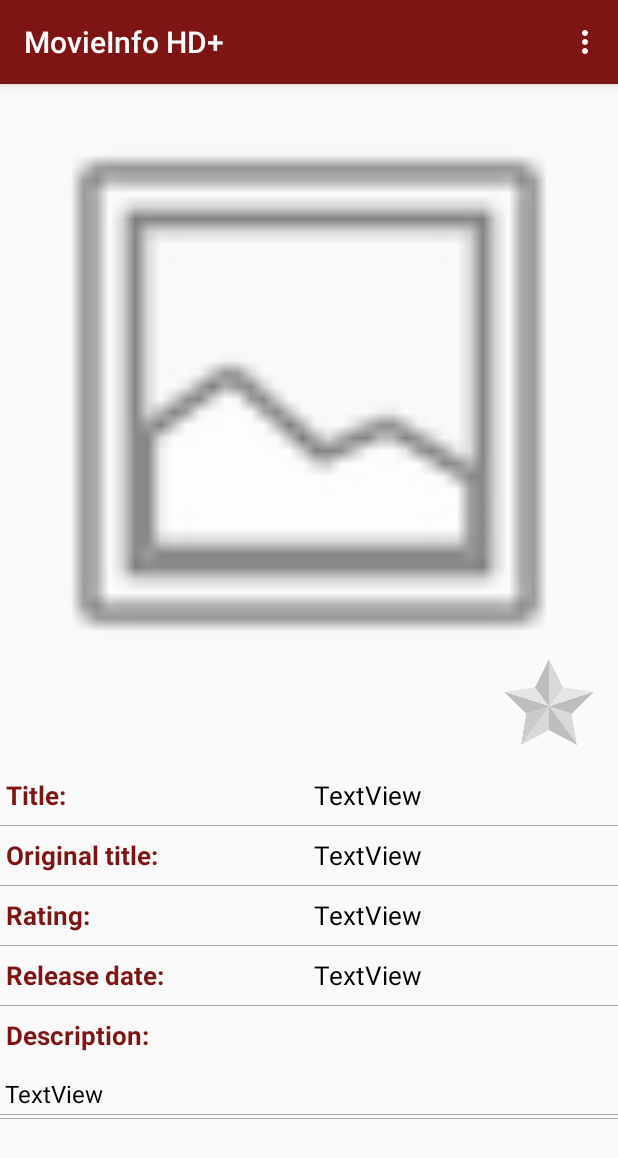
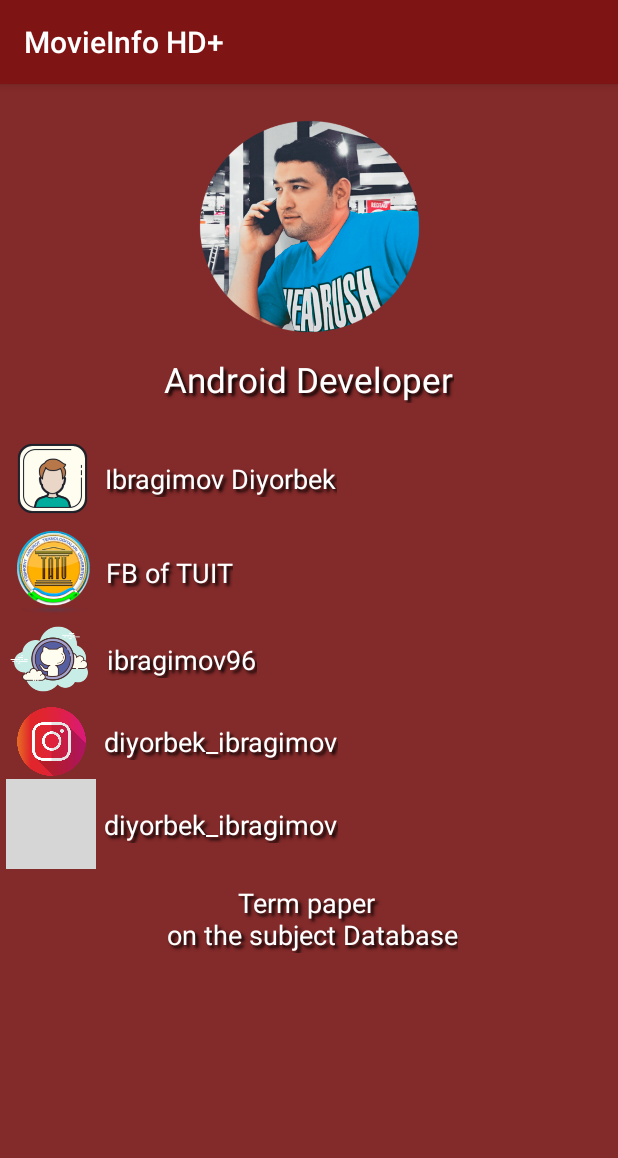
Before and after one commit to ibragimov96/MovieInfoTestApp, an Android app: the DetailActivity screen opened directly, with no data from a screen before it, in the options menu, after a tap on "About developer", on a phone screen of 412 x 824 dp. Shown: the top 1158 px of the screen. Run offline under Robolectric (Android 15) with nearby library versions, the phone set to English and light mode, and no system bars; our stand-ins replace Picasso, Room's generated code; pictures from the network do not load; Roboto replaces fonts that are not available here; 10 statements that could not run were skipped; grey boxes are pictures that could not be loaded.

Commit message:
Bug fixed in movie_info and activity_main russian language / TextView fixed in movie_info / Favourite Activity bug fixed / Added: about developer info / Added developer icons / Original Title bug fixed, DeveloperActivity bug fixed

```diff
--- a/app/src/main/java/uz/diyorbek/com/movieinfohd/DetailActivity.java
+++ b/app/src/main/java/uz/diyorbek/com/movieinfohd/DetailActivity.java
@@ -80,6 +80,10 @@ public class DetailActivity extends AppCompatActivity {
                 Intent intentToFavourite = new Intent(this, FavouriteActivity.class);
                 startActivity(intentToFavourite);
                 break;
+            case R.id.aboutDev:
+                Intent intentToDeveloper = new Intent(this, DeveloperActivity.class);
+                startActivity(intentToDeveloper);
+                break;
         }
         return super.onOptionsItemSelected(item);
     }
--- a/app/src/main/java/uz/diyorbek/com/movieinfohd/FavouriteActivity.java
+++ b/app/src/main/java/uz/diyorbek/com/movieinfohd/FavouriteActivity.java
@@ -48,6 +48,10 @@ public class FavouriteActivity extends AppCompatActivity {
                 Intent intentToFavourite = new Intent(this, FavouriteActivity.class);
                 startActivity(intentToFavourite);
                 break;
+            case R.id.aboutDev:
+                Intent intentToDeveloper = new Intent(this, DeveloperActivity.class);
+                startActivity(intentToDeveloper);
+                break;
         }
         return super.onOptionsItemSelected(item);
     }
--- a/app/src/main/res/layout/movie_info.xml
+++ b/app/src/main/res/layout/movie_info.xml
@@ -63,7 +63,8 @@
         android:textSize="17sp"
         android:text="@string/original_title_lang"
         app:layout_constraintStart_toStartOf="parent"
-        app:layout_constraintTop_toBottomOf="@+id/textViewTitle" />
+        app:layout_constraintTop_toBottomOf="@+id/textViewTitle"
+        />
 
     <View
         android:id="@+id/view_2"
@@ -183,7 +184,7 @@
         android:layout_width="wrap_content"
         android:layout_height="wrap_content"
         android:layout_marginTop="16dp"
-        android:layout_marginStart="3dp"
+        android:layout_marginStart="4dp"
         android:layout_marginEnd="3dp"
         android:textColor="@android:color/black"
         android:textSize="16sp"
--- a/app/src/main/res/values/strings.xml
+++ b/app/src/main/res/values/strings.xml
@@ -17,9 +17,9 @@
     <string name="sur_nam">Ibragimov Diyorbek</string>
     <string name="developer_android">Android Developer</string>
     <string name="developer_info">Ibragimov Diyorbek</string>
-    <string name="university_name">FB of T.U.I.T</string>
-    <string name="insta_name">diyorbek_ibragimov</string>
-    <string name="telegram_name">diyorbek_ibragimov</string>
+    <string name="university_name">FB of TUIT</string>
+    <string name="insta_name" translatable="false">diyorbek_ibragimov</string>
+    <string name="telegram_name" translatable="false">diyorbek_ibragimov</string>
     <string name="term_paper">Term paper \n on the subject Database</string>
     <string name="about_developer_info">About developer</string>
 </resources>
```
Also changed, not shown: 1 other file.
